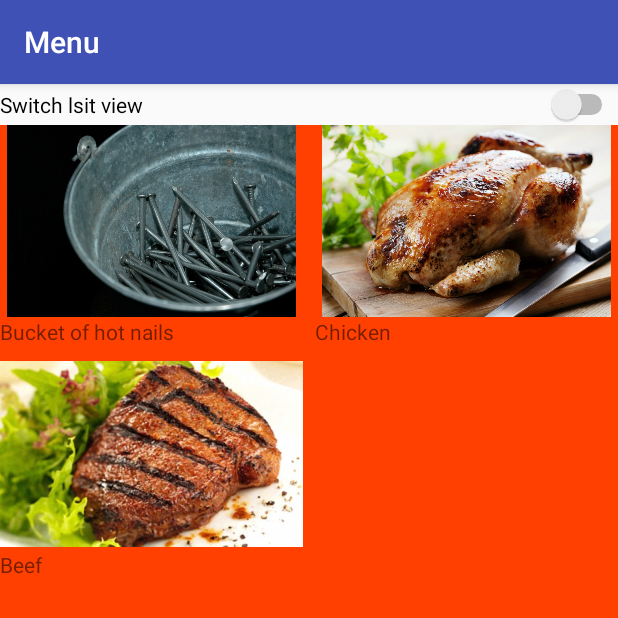
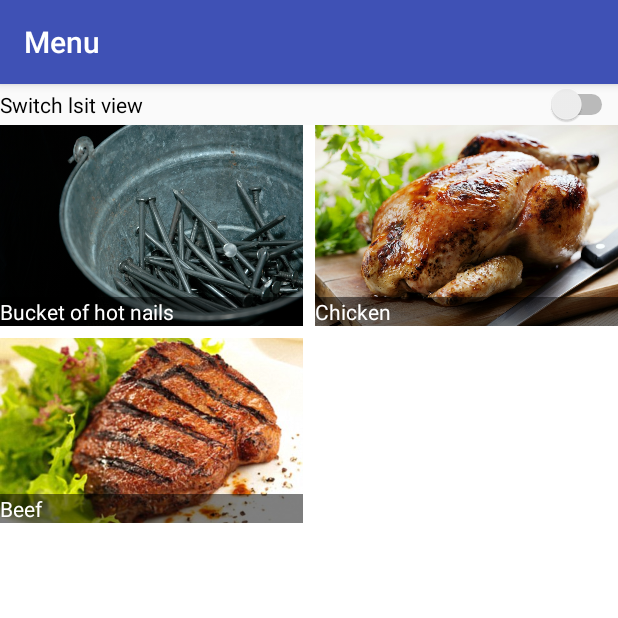
Before and after one commit to Pastornak/OrestHelloGuys, an Android app: the fragment GridViewFragment placed in its activity, on a phone screen of 412 x 824 dp, the top half of it. Run offline under Robolectric (Android 15) with nearby library versions, the phone set to English and light mode, and no system bars.

Commit message:
Fixed design on grid view screen

```diff
--- a/app/src/main/res/layout/grid_view.xml
+++ b/app/src/main/res/layout/grid_view.xml
@@ -1,7 +1,7 @@
 <?xml version="1.0" encoding="utf-8"?>
 <GridView xmlns:android="http://schemas.android.com/apk/res/android"
     android:id="@+id/gridview"
-    android:background="@color/colorRed"
+    android:background="@color/colorWhite"
     android:layout_width="match_parent"
     android:layout_height="match_parent"
     android:numColumns="2"
@@ -9,5 +9,4 @@
     android:horizontalSpacing="8dp"
     android:stretchMode="columnWidth"
     android:gravity="center"
-    android:listSelector="@color/colorWhite"
     />
--- a/app/src/main/res/layout/grid_view_cell.xml
+++ b/app/src/main/res/layout/grid_view_cell.xml
@@ -1,17 +1,22 @@
 <?xml version="1.0" encoding="utf-8"?>
-<LinearLayout xmlns:android="http://schemas.android.com/apk/res/android"
+<RelativeLayout xmlns:android="http://schemas.android.com/apk/res/android"
     android:orientation="vertical" android:layout_width="wrap_content"
     android:layout_height="wrap_content">
 
     <ImageView
         android:id="@+id/grid_image"
         android:layout_width="match_parent"
-        android:layout_height="128dp"
+        android:layout_height="match_parent"
+        android:adjustViewBounds="true"
+        android:scaleType="centerCrop"
         android:layout_gravity="center"/>
 
     <TextView
-        android:layout_width="wrap_content"
+        android:layout_width="match_parent"
         android:layout_height="wrap_content"
-        android:id="@+id/grid_name" />
+        android:id="@+id/grid_name"
+        android:layout_alignBottom="@id/grid_image"
+        android:background="@color/colorTransparentBlack"
+        android:textColor="@color/colorWhite"/>
 
-</LinearLayout>
+</RelativeLayout>
```
